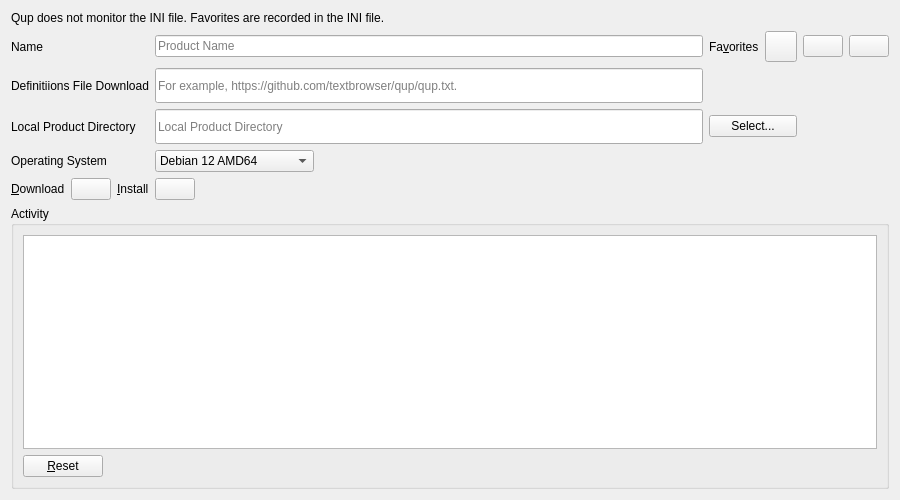
Qt form ui/qup_page.ui (textbrowser/qup) before a commit.
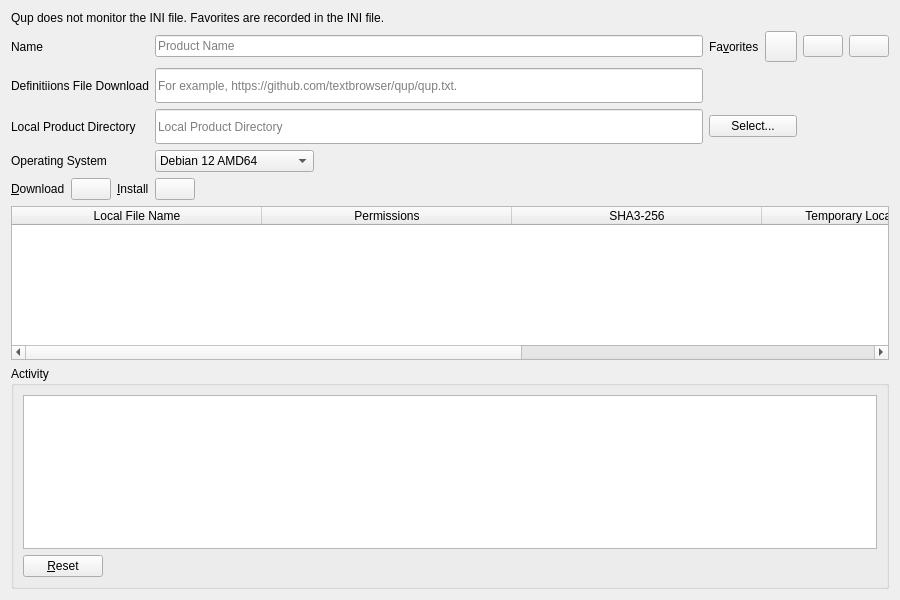
The same form after that commit. Icons and pictures are not drawn.

Diff of the .ui file:
```diff
--- a/ui/qup_page.ui
+++ b/ui/qup_page.ui
@@ -7,7 +7,7 @@
     <x>0</x>
     <y>0</y>
     <width>900</width>
-    <height>500</height>
+    <height>600</height>
    </rect>
   </property>
   <property name="windowTitle">
@@ -313,6 +313,67 @@
      </item>
     </layout>
    </item>
+   <item>
+    <widget class="QTableWidget" name="files">
+     <property name="alternatingRowColors">
+      <bool>true</bool>
+     </property>
+     <property name="selectionMode">
+      <enum>QAbstractItemView::SingleSelection</enum>
+     </property>
+     <property name="selectionBehavior">
+      <enum>QAbstractItemView::SelectRows</enum>
+     </property>
+     <property name="verticalScrollMode">
+      <enum>QAbstractItemView::ScrollPerPixel</enum>
+     </property>
+     <property name="horizontalScrollMode">
+      <enum>QAbstractItemView::ScrollPerPixel</enum>
+     </property>
+     <property name="sortingEnabled">
+      <bool>true</bool>
+     </property>
+     <attribute name="horizontalHeaderDefaultSectionSize">
+      <number>250</number>
+     </attribute>
+     <attribute name="horizontalHeaderStretchLastSection">
+      <bool>true</bool>
+     </attribute>
+     <attribute name="verticalHeaderVisible">
+      <bool>false</bool>
+     </attribute>
+     <column>
+      <property name="text">
+       <string>Local File Name</string>
+      </property>
+     </column>
+     <column>
+      <property name="text">
+       <string>Permissions</string>
+      </property>
+     </column>
+     <column>
+      <property name="text">
+       <string>SHA3-256</string>
+      </property>
+     </column>
+     <column>
+      <property name="text">
+       <string>Temporary Location File Name</string>
+      </property>
+     </column>
+     <column>
+      <property name="text">
+       <string>SHA3-256</string>
+      </property>
+     </column>
+     <column>
+      <property name="text">
+       <string>Permissions</string>
+      </property>
+     </column>
+    </widget>
+   </item>
    <item>
     <widget class="QGroupBox" name="groupBox">
      <property name="title">
```
Left out of the diff: 1 changed line with no effect on the pictures.
